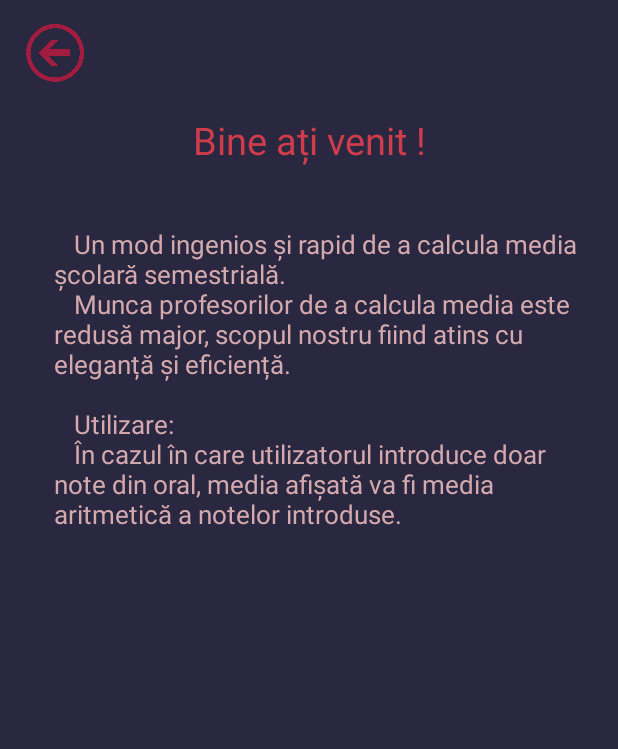
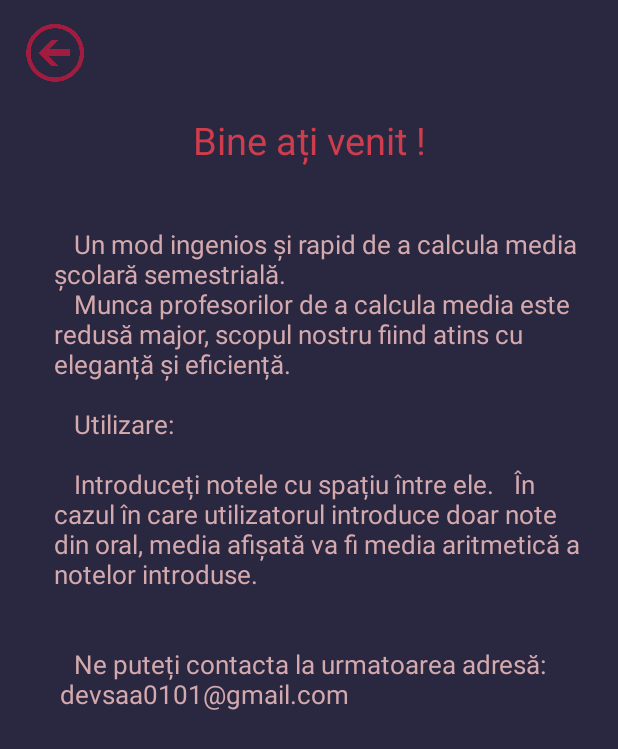
Before and after one commit to alexDamian99/CalculMedie2, an Android app: the screen it shows after launch (info), after a tap on an icon or button, on a phone screen of 412 x 824 dp. Shown: the top 749 px of the screen. Run offline under Robolectric (Android 15) with nearby library versions, the light colour scheme and no system bars; 3 statements that could not run were skipped; 3 other taps on this screen came first.

Commit message:
Feature: -custom keyboard + erori

```diff
--- a/app/build.gradle
+++ b/app/build.gradle
@@ -26,4 +26,5 @@ dependencies {
     })
     compile 'com.android.support:appcompat-v7:23.4.0'
     testCompile 'junit:junit:4.12'
+    compile 'com.google.android.gms:play-services-appindexing:8.4.0'
 }
--- a/app/src/main/res/values/strings.xml
+++ b/app/src/main/res/values/strings.xml
@@ -10,8 +10,13 @@
     <string name="infoHeader">Bine ați venit !</string>
     <string name="infoBody">\tUn mod ingenios și rapid de a calcula media școlară semestrială. \n
         \tMunca profesorilor de a calcula media este redusă major, scopul nostru fiind atins cu eleganță și eficiență.\n\n
-        \tUtilizare:\n
-        \tÎn cazul în care utilizatorul introduce doar note din oral, media afișată va fi media aritmetică a notelor introduse.\n</string>
+        \tUtilizare:\n\n
+        \tIntroduceți notele cu spațiu între ele.
+        \tÎn cazul în care utilizatorul introduce doar note din oral, media afișată va fi media aritmetică a notelor introduse.\n\n\n
+        \tNe puteți contacta la urmatoarea adresă:\n
+        devsaa0101@gmail.com
+    </string>
     <string name="istoricHeader">\t\tIstoric:</string>
     <string name="btnClearHistory">Șterge istoric</string>
+
 </resources>
--- /dev/null
+++ b/app/src/main/res/xml/keyboard.xml
@@ -0,0 +1,37 @@
+<?xml version="1.0" encoding="utf-8"?>
+<Keyboard xmlns:android="http://schemas.android.com/apk/res/android"
+    android:keyWidth="18.00%p"
+    android:keyHeight="10%p">
+<!--
+    android:horizontalGap="0.50%p"
+    android:verticalGap="0.50%p"
+    NOTE When we add a horizontalGap in pixels, this interferes with keyWidth in percentages adding up to 100%
+    NOTE When we have a horizontalGap (on Keyboard level) of 0, this make the horizontalGap (on Key level) to move from after the key to before the key... (I consider this a bug)
+ -->
+
+    <Row>
+        <Key android:codes="49"    android:keyLabel="1"  android:keyEdgeFlags="left"  />
+        <Key android:codes="50"    android:keyLabel="2" />
+        <Key android:codes="51"    android:keyLabel="3" />
+        <Key android:codes="-5"    android:keyIcon="@drawable/sym_keyboard_delete" android:isRepeatable="true" android:horizontalGap="9%p" />
+        <Key android:codes="55006" android:keyLabel="CLR" android:keyEdgeFlags="right"/>
+    </Row>
+    <Row>
+        <Key android:codes="52"    android:keyLabel="4" android:keyEdgeFlags="left" />
+        <Key android:codes="53"    android:keyLabel="5" />
+        <Key android:codes="54"    android:keyLabel="6" />
+        <Key android:codes="55002" android:keyIcon="@drawable/sym_keyboard_left" android:isRepeatable="true" android:horizontalGap="9%p" />
+        <Key android:codes="55003" android:keyIcon="@drawable/sym_keyboard_right" android:isRepeatable="true" android:keyEdgeFlags="right" />
+    </Row>
+    <Row>
+
+        <Key android:codes="55"    android:keyLabel="7" android:keyEdgeFlags="left" />
+        <Key android:codes="56"    android:keyLabel="8" />
+        <Key android:codes="57"    android:keyLabel="9" />
+
+    </Row>
+    <Row>
+        <Key android:codes="58"    android:keyLabel="10" android:keyWidth="25%p" android:horizontalGap="15.00%p" android:keyEdgeFlags="left" />
+        <Key android:codes="-3"    android:keyIcon="@drawable/sym_keyboard_done" android:keyWidth="25%p" android:horizontalGap="30.00%p" />
+    </Row>
+</Keyboard>
```
Also changed, not shown: app/src/main/AndroidManifest.xml (+8 -2 lines), app/src/main/java/devsaa/calculmedie/MainActivity.java (+45 -33 lines), app/src/main/res/layout/activity_main.xml (+22 -11 lines), 1 other file.
